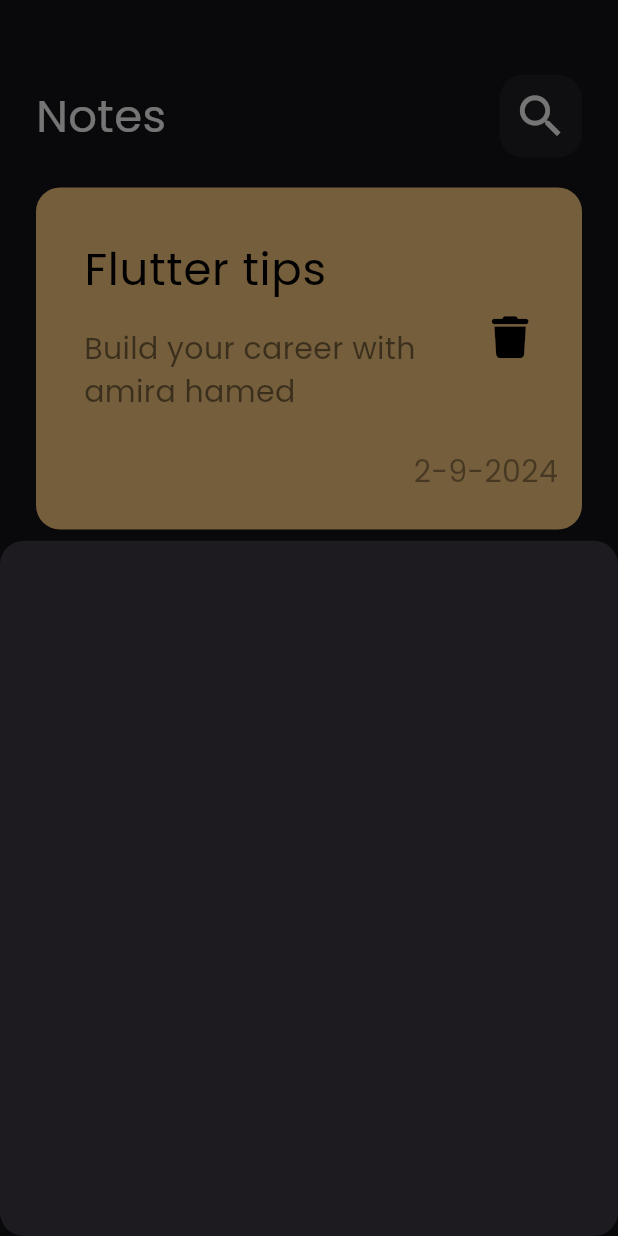
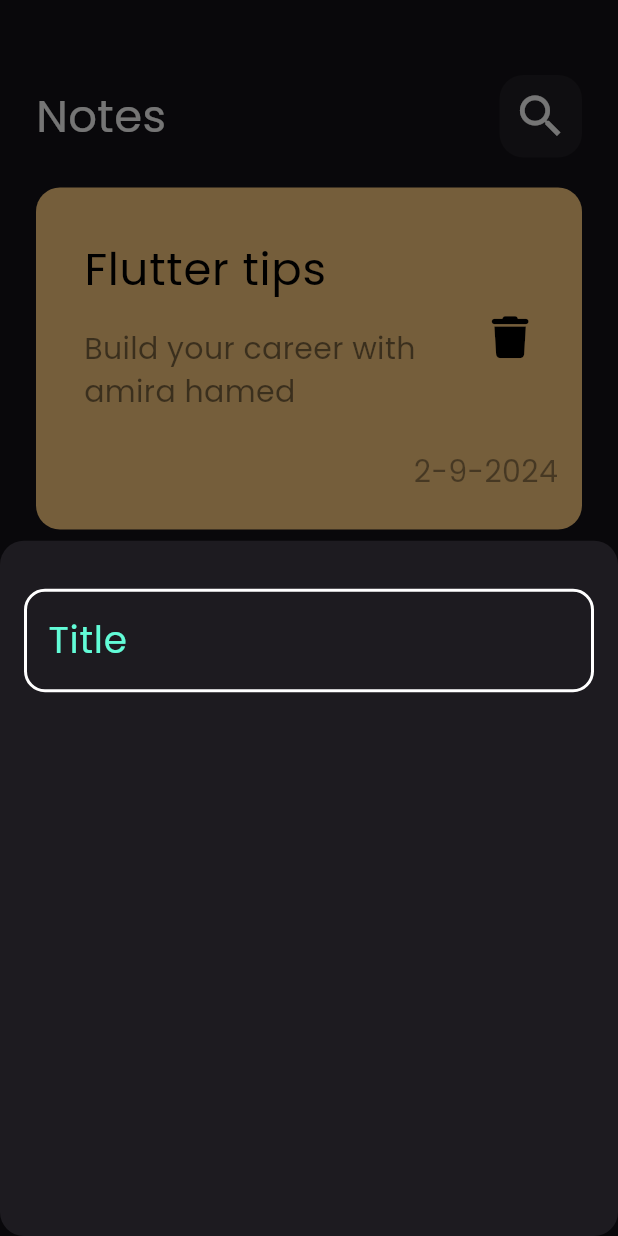
Before and after one commit to AmiraElrefaee/ToDo-app, a Flutter app: the screen it shows after launch, after a tap on the "add" icon, on a phone screen of 412 x 824 dp. Run offline on Flutter 3.47's test engine with Material 3 defaults, Android fonts, the phone set to English and light mode, and no system bars; our stand-ins replace font_awesome_flutter.

Commit message:
create custom tetxt field

```diff
--- /dev/null
+++ b/lib/constants.dart
@@ -0,0 +1,3 @@
+import 'dart:ui';
+
+const Color kprimaryColor=Color(0xff62FCD7);
--- a/lib/widgets/custom_note_button_sheet.dart
+++ b/lib/widgets/custom_note_button_sheet.dart
@@ -1,12 +1,23 @@
 import 'package:flutter/cupertino.dart';
+import 'package:flutter/material.dart';
+
+import 'custom_test_filed.dart';
 
 class AddNoteBottonSheet extends StatelessWidget {
   const AddNoteBottonSheet({super.key});
 
   @override
   Widget build(BuildContext context) {
-    return Container(
-
+    return Padding(
+      padding: const EdgeInsets.symmetric(horizontal: 16),
+      child: Column(
+        children: [
+          SizedBox(
+            height: 32,
+          ),
+          CustomTextgFiled(),
+        ],
+      ),
     );
   }
 }
--- /dev/null
+++ b/lib/widgets/custom_test_filed.dart
@@ -0,0 +1,43 @@
+import 'package:flutter/cupertino.dart';
+import 'package:flutter/material.dart';
+
+import '../constants.dart';
+
+class CustomTextgFiled extends StatelessWidget {
+  const CustomTextgFiled({super.key});
+
+  @override
+  Widget build(BuildContext context) {
+    return TextFormField(
+      style: TextStyle(
+        fontSize: 25
+      ),
+      cursorColor: kprimaryColor,
+      decoration: InputDecoration(
+        hintText: 'Title',
+        hintStyle: TextStyle(
+          color: kprimaryColor
+        ),
+        border: buildBorder(
+
+        ),
+        enabledBorder:buildBorder(
+
+        ),
+          focusedBorder: buildBorder(
+            kprimaryColor,
+          ),
+
+      ),
+    );
+  }
+
+  OutlineInputBorder buildBorder([color]) {
+    return OutlineInputBorder(
+      borderRadius: BorderRadius.circular(14),
+  borderSide:  BorderSide(
+  color:color?? Colors.white,
+  width: 2)
+      );
+  }
+}
```
